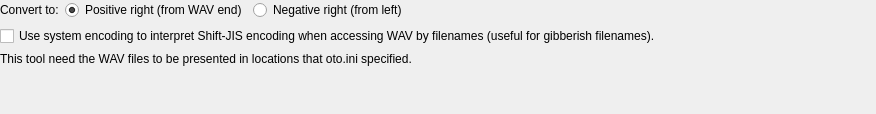
First picture: the form in src/convertPlusMinusRight/convertplusminusrightoptionwidget.ui, repository shine5402/KiraOtoToolbox, before the edit.
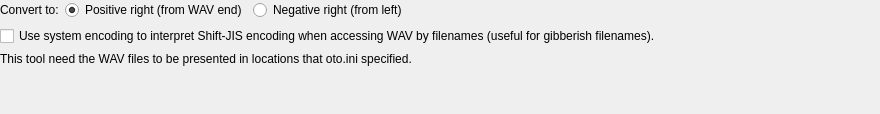
Second picture: the form after the edit.

Diff of the .ui file:
```diff
--- a/src/convertPlusMinusRight/convertplusminusrightoptionwidget.ui
+++ b/src/convertPlusMinusRight/convertplusminusrightoptionwidget.ui
@@ -6,7 +6,7 @@
    <rect>
     <x>0</x>
     <y>0</y>
-    <width>876</width>
+    <width>880</width>
     <height>114</height>
    </rect>
   </property>
```
Left out of the diff: 3 changed lines with no effect on the pictures.
